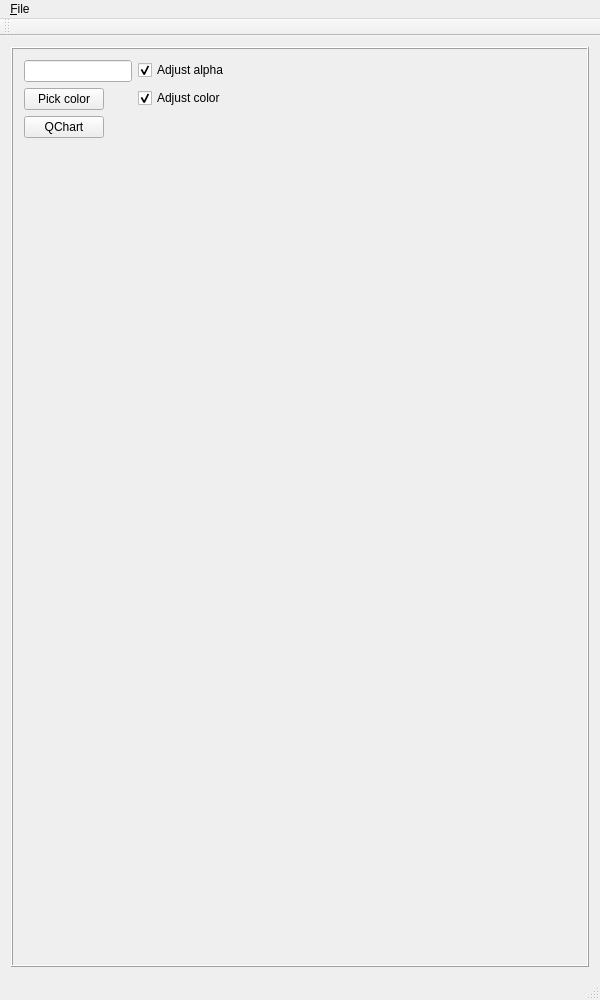
Above: QtCuda/mainwindow.ui from luosz/cuda-visibility before the change. Below: the same form after it.
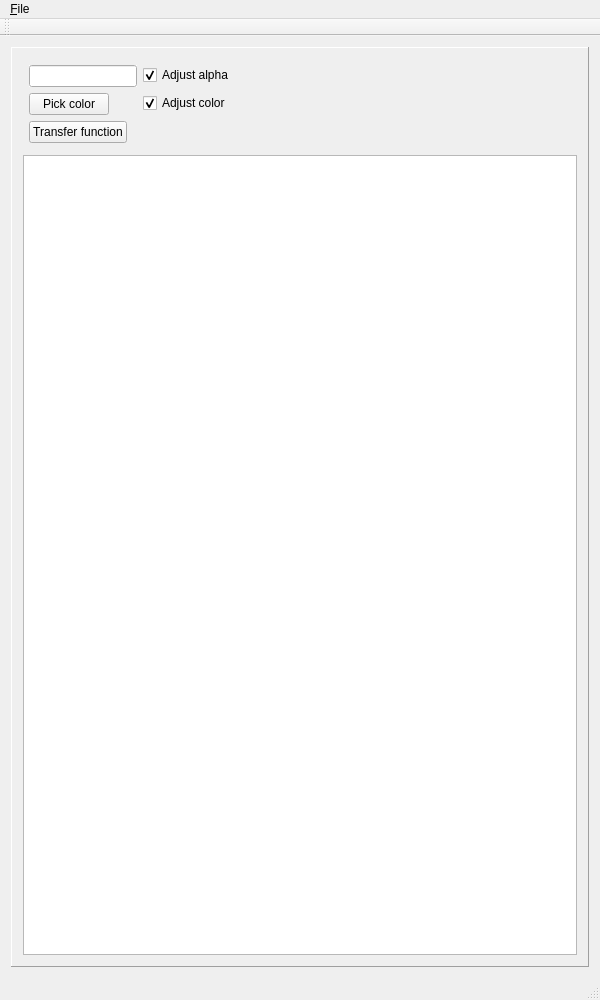
That is the form after the change.

Commit message: add transfer function chart

The edit to the form file:
```diff
--- a/QtCuda/mainwindow.ui
+++ b/QtCuda/mainwindow.ui
@@ -30,7 +30,7 @@
        </size>
       </property>
       <property name="frameShape">
-       <enum>QFrame::Box</enum>
+       <enum>QFrame::Panel</enum>
       </property>
       <property name="frameShadow">
        <enum>QFrame::Raised</enum>
@@ -41,6 +41,18 @@
       <layout class="QGridLayout" name="gridLayout">
        <item row="0" column="0">
         <layout class="QFormLayout" name="formLayout">
+         <property name="leftMargin">
+          <number>6</number>
+         </property>
+         <property name="topMargin">
+          <number>6</number>
+         </property>
+         <property name="rightMargin">
+          <number>6</number>
+         </property>
+         <property name="bottomMargin">
+          <number>6</number>
+         </property>
          <item row="0" column="0">
           <widget class="QLineEdit" name="lineEdit">
            <property name="sizePolicy">
@@ -102,12 +114,15 @@
          <item row="2" column="0">
           <widget class="QPushButton" name="pushButton_2">
            <property name="text">
-            <string>QChart</string>
+            <string>Transfer function</string>
            </property>
           </widget>
          </item>
         </layout>
        </item>
+       <item row="5" column="0">
+        <widget class="QGraphicsView" name="graphicsView"/>
+       </item>
       </layout>
      </widget>
     </item>
```
Left out of the diff: 32 changed lines with no effect on the pictures. The commit also changes 3 other files.
